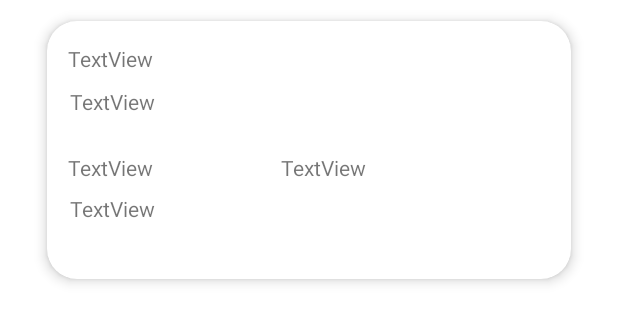
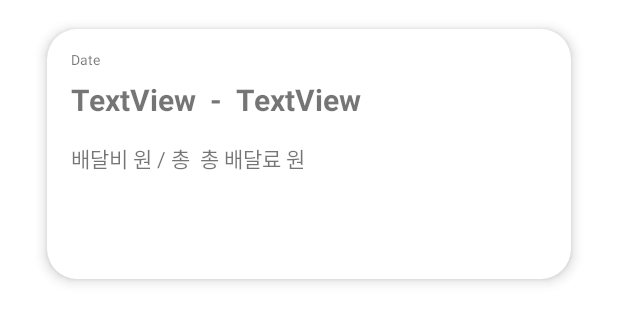
Before and after one commit to 2022WUDC/Every-Delivery, an Android app: the layout delivery_sheet.xml on its own in the app's theme, with its tools: preview values and no code run, on a phone screen of 412 x 824 dp. Shown: the top 323 px of the screen. Run offline under Robolectric (Android 15) with nearby library versions, the light colour scheme and no system bars.

Commit message:
전체 요청서 화면(+DeliveryAdapter 삭제)

```diff
--- a/app/src/main/java/com/example/everydaydelivery/DeliveryAdapter.kt
+++ /dev/null
@@ -1,104 +0,0 @@
-package com.example.everydaydelivery
-
-import android.content.ComponentCallbacks
-import android.content.Context
-import android.text.Layout
-import android.view.LayoutInflater
-import android.view.View
-import android.view.ViewGroup
-import android.widget.TextView
-import androidx.recyclerview.widget.RecyclerView
-import com.google.firebase.auth.FirebaseAuth
-import com.google.firebase.auth.PhoneAuthProvider
-import com.google.firebase.database.DatabaseReference
-import com.google.firebase.database.FirebaseDatabase
-import org.w3c.dom.Text
-//
-//class DeliveryAdapter(val deliveryList:ArrayList<Datas>) : RecyclerView.Adapter<DeliveryAdapter.CustomViewHolder>()
-class DeliveryAdapter(private val context:Context):RecyclerView.Adapter<DeliveryAdapter.CustomViewHolder>()
-{
-//    private var orderList = mutableListOf<String>()
-//    private ArrayList<Datas> arrayList;
-//
-//
-//    fun setOrderData(data:MutableList<Order>){
-//        orderList = data
-//    }
-//
-//    override fun onCreateViewHolder(parent: ViewGroup, viewType: Int): DeliveryAdapter.CustomViewHolder {
-//        //val view = LayoutInflater.from(parent.context).inflate(R.layout.delivery_sheet, parent, false)
-//        val view = LayoutInflater.from(context).inflate(R.layout.delivery_sheet, parent, false)
-//        return CustomViewHolder(view)   // view가 아이템 끌고 어뎁터에 붙여주고, 그 뷰를 뷰홀더에 전달
-//    }
-//
-//    override fun onBindViewHolder(holder: DeliveryAdapter.CustomViewHolder, position: Int) {
-//        // 실제 만들어진 뷰 가져다가 연결
-//        //holder.arrive_add.text = deliveryList[position].ArriveAdd
-//        val order : Order = orderList[position]
-//        holder.time.text = Order.completewriting
-//        holder.menu.text = Order.menu
-//
-//
-//        //var viewHolder = (holder as RecyclerView.ViewHolder).itemView
-//        //var arriveaddress : TextView
-//
-//        //arriveaddress = viewHolder.findViewById(R.id.arrive_add)
-//    }
-//
-//    override fun getItemCount(): Int {
-//        // 총 요청서 개수만큼 나오기
-//        return deliveryList.size
-//    }
-//
-//
-//    class CustomViewHolder(itemView: View) : RecyclerView.ViewHolder(itemView) {
-//        // 간략한 요청서에 보일 항목들 id연결
-//        val arrive_add = itemView.findViewById<TextView>(R.id.arrive_add) // 도착지
-//    }
-
-    //참고해서 다시 하는 부분
-    lateinit var dtextview1 : TextView
-    lateinit var dtextview2 : TextView
-    lateinit var dtextview3 : TextView
-
-    // 파이어베이스
-    lateinit var firebaseAuth: FirebaseAuth
-    lateinit var callbacks: PhoneAuthProvider.OnVerificationStateChangedCallbacks
-    lateinit var storedVerificationId: String
-    private lateinit var database : FirebaseDatabase
-    lateinit var ref : DatabaseReference
-
-
-    override fun onCreateViewHolder(parent: ViewGroup, viewType: Int): DeliveryAdapter.CustomViewHolder {
-        //val view = LayoutInflater.from(parent.context).inflate(R.layout.delivery_sheet, parent, false)
-        val view = LayoutInflater.from(context).inflate(R.layout.delivery_sheet, parent, false)
-        return CustomViewHolder(view)   // view가 아이템 끌고 어뎁터에 붙여주고, 그 뷰를 뷰홀더에 전달
-    }
-
-    override fun onBindViewHolder(holder: DeliveryAdapter.CustomViewHolder, position: Int) {
-        // 실제 만들어진 뷰 가져다가 연결
-        //holder.arrive_add.text = deliveryList[position].ArriveAdd
-        //val order : Order = orderList[position]
-        //holder.time.text = Order.completewriting
-        //holder.menu.text = Order.menu
-
-
-        //var viewHolder = (holder as RecyclerView.ViewHolder).itemView
-        //var arriveaddress : TextView
-
-        //arriveaddress = viewHolder.findViewById(R.id.arrive_add)
-    }
-
-    override fun getItemCount(): Int {
-        // 총 요청서 개수만큼 나오기
-        //return deliveryList.size
-        return 0    // 나중에 지울 것
-    }
-
-
-    class CustomViewHolder(itemView: View) : RecyclerView.ViewHolder(itemView) {
-        // 간략한 요청서에 보일 항목들 id연결
-        val arrive_add = itemView.findViewById<TextView>(R.id.arrive_add) // 도착지
-    }
-
-}
--- a/app/src/main/java/com/example/everydaydelivery/DeliveryExFragment.kt
+++ b/app/src/main/java/com/example/everydaydelivery/DeliveryExFragment.kt
@@ -129,7 +129,7 @@ class DeliveryExFragment : Fragment() {
             holder.menu.text = order[position].menu
             holder.totalPrice.text = order[position].totalPrice
             holder.store.text = order[position].storeAddress
-            holder.time.text = order[position].time
+            holder.time.text = order[position].time.toString()
             Toast.makeText(activity, "하나 성공 order개수: ${order.size} 메뉴: ${holder.menu.text} ", Toast.LENGTH_SHORT ).show()
 
         }
--- a/app/src/main/res/layout/delivery_sheet.xml
+++ b/app/src/main/res/layout/delivery_sheet.xml
@@ -9,14 +9,17 @@
         android:layout_width="match_parent"
         android:layout_height="match_parent"
         android:layout_marginStart="20dp"
+        android:layout_marginTop="5dp"
         android:layout_marginEnd="20dp"
         app:cardCornerRadius="20dp"
         app:cardElevation="5dp"
         app:cardUseCompatPadding="true"
         app:layout_constraintBottom_toBottomOf="parent"
         app:layout_constraintEnd_toEndOf="parent"
+        app:layout_constraintHorizontal_bias="0.0"
         app:layout_constraintStart_toStartOf="parent"
-        app:layout_constraintTop_toTopOf="parent" >
+        app:layout_constraintTop_toTopOf="parent"
+        app:layout_constraintVertical_bias="1.0">
 
         <androidx.constraintlayout.widget.ConstraintLayout
             android:layout_width="match_parent"
@@ -24,56 +27,90 @@
 
             <TextView
                 android:id="@+id/arrive_add"
-                android:layout_width="320dp"
-                android:layout_height="28dp"
-                android:layout_marginStart="14dp"
-                android:layout_marginTop="44dp"
-                android:layout_marginEnd="14dp"
+                android:layout_width="0dp"
+                android:layout_height="30dp"
+                android:layout_marginStart="9dp"
+                android:layout_marginTop="8dp"
                 android:text="TextView"
-                app:layout_constraintEnd_toEndOf="parent"
-                app:layout_constraintHorizontal_bias="1.0"
-                app:layout_constraintStart_toStartOf="parent"
-                app:layout_constraintTop_toTopOf="parent" />
+                android:textSize="20sp"
+                android:textStyle="bold"
+                app:layout_constraintStart_toEndOf="@+id/textView2"
+                app:layout_constraintTop_toBottomOf="@+id/tv_time" />
 
             <TextView
                 android:id="@+id/tv_deliveryprice"
                 android:layout_width="wrap_content"
                 android:layout_height="wrap_content"
-                android:layout_marginStart="14dp"
-                android:layout_marginTop="16dp"
-                android:text="TextView"
+                android:layout_marginStart="16dp"
+                android:layout_marginTop="12dp"
+                android:text="배달비"
                 app:layout_constraintStart_toStartOf="parent"
-                app:layout_constraintTop_toBottomOf="@+id/arrive_add" />
+                app:layout_constraintTop_toBottomOf="@+id/tv_menu" />
 
             <TextView
                 android:id="@+id/tv_totalprice"
                 android:layout_width="wrap_content"
                 android:layout_height="wrap_content"
-                android:layout_marginStart="85dp"
-                android:layout_marginTop="16dp"
-                android:text="TextView"
-                app:layout_constraintStart_toEndOf="@+id/tv_deliveryprice"
+                android:layout_marginStart="3dp"
+                android:layout_marginTop="12dp"
+                android:text="총 배달료"
+                app:layout_constraintStart_toEndOf="@+id/textView3"
                 app:layout_constraintTop_toBottomOf="@+id/arrive_add" />
 
             <TextView
                 android:id="@+id/tv_menu"
                 android:layout_width="wrap_content"
-                android:layout_height="wrap_content"
-                android:layout_marginStart="15dp"
+                android:layout_height="30dp"
+                android:layout_marginStart="16dp"
                 android:layout_marginTop="8dp"
                 android:text="TextView"
+                android:textSize="20sp"
+                android:textStyle="bold"
                 app:layout_constraintStart_toStartOf="parent"
-                app:layout_constraintTop_toBottomOf="@+id/tv_deliveryprice" />
+                app:layout_constraintTop_toBottomOf="@+id/tv_time" />
 
             <TextView
                 android:id="@+id/tv_time"
+                android:layout_width="200dp"
+                android:layout_height="11dp"
+                android:layout_marginStart="16dp"
+                android:layout_marginTop="14dp"
+                android:text="Date"
+                android:textSize="9sp"
+                app:layout_constraintStart_toStartOf="parent"
+                app:layout_constraintTop_toTopOf="parent" />
+
+            <TextView
+                android:id="@+id/textView2"
+                android:layout_width="wrap_content"
+                android:layout_height="30dp"
+                android:layout_marginStart="9dp"
+                android:layout_marginTop="8dp"
+                android:text="-"
+                android:textSize="20sp"
+                android:textStyle="bold"
+                app:layout_constraintStart_toEndOf="@+id/tv_menu"
+                app:layout_constraintTop_toBottomOf="@+id/tv_time" />
+
+            <TextView
+                android:id="@+id/textView3"
                 android:layout_width="wrap_content"
                 android:layout_height="wrap_content"
-                android:layout_marginStart="14dp"
-                android:layout_marginTop="15dp"
-                android:text="TextView"
-                app:layout_constraintStart_toStartOf="parent"
-                app:layout_constraintTop_toTopOf="parent" />
+                android:layout_marginStart="3dp"
+                android:layout_marginTop="12dp"
+                android:text="원 / 총 "
+                app:layout_constraintStart_toEndOf="@+id/tv_deliveryprice"
+                app:layout_constraintTop_toBottomOf="@+id/arrive_add" />
+
+            <TextView
+                android:id="@+id/textView4"
+                android:layout_width="wrap_content"
+                android:layout_height="wrap_content"
+                android:layout_marginStart="3dp"
+                android:layout_marginTop="12dp"
+                android:text="원"
+                app:layout_constraintStart_toEndOf="@+id/tv_totalprice"
+                app:layout_constraintTop_toBottomOf="@+id/arrive_add" />
         </androidx.constraintlayout.widget.ConstraintLayout>
     </androidx.cardview.widget.CardView>
 </androidx.constraintlayout.widget.ConstraintLayout>
```
